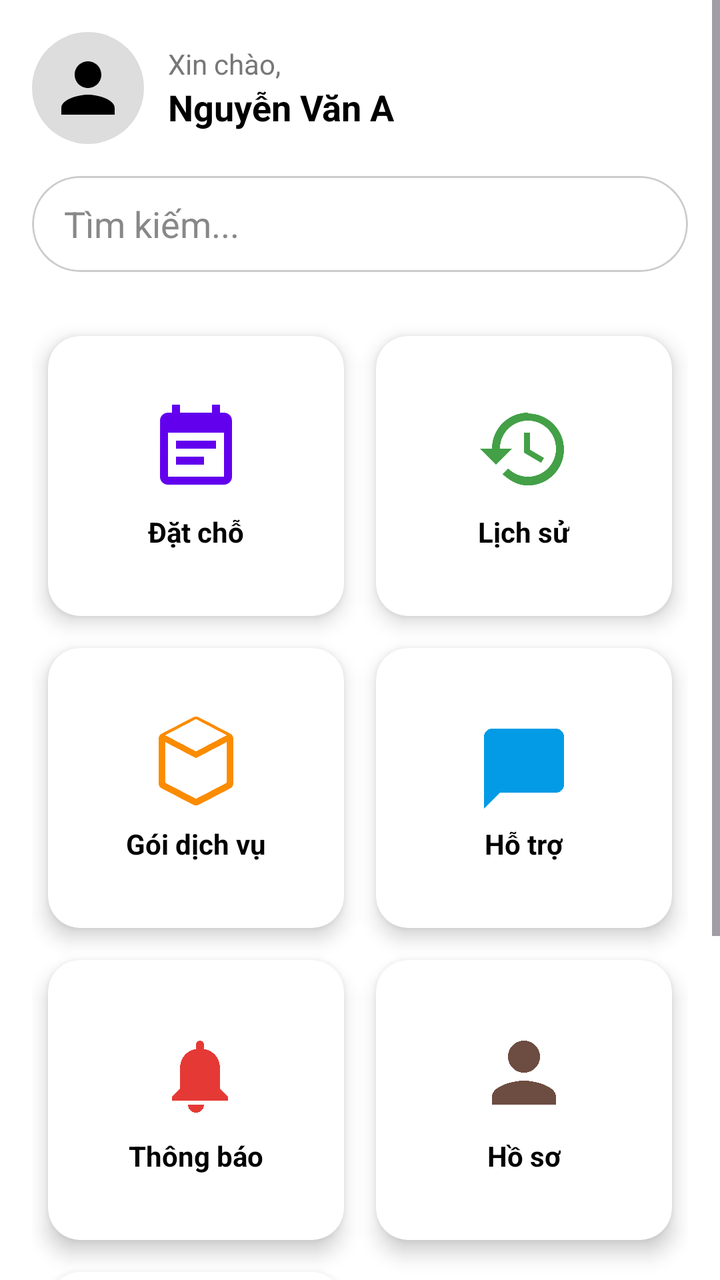
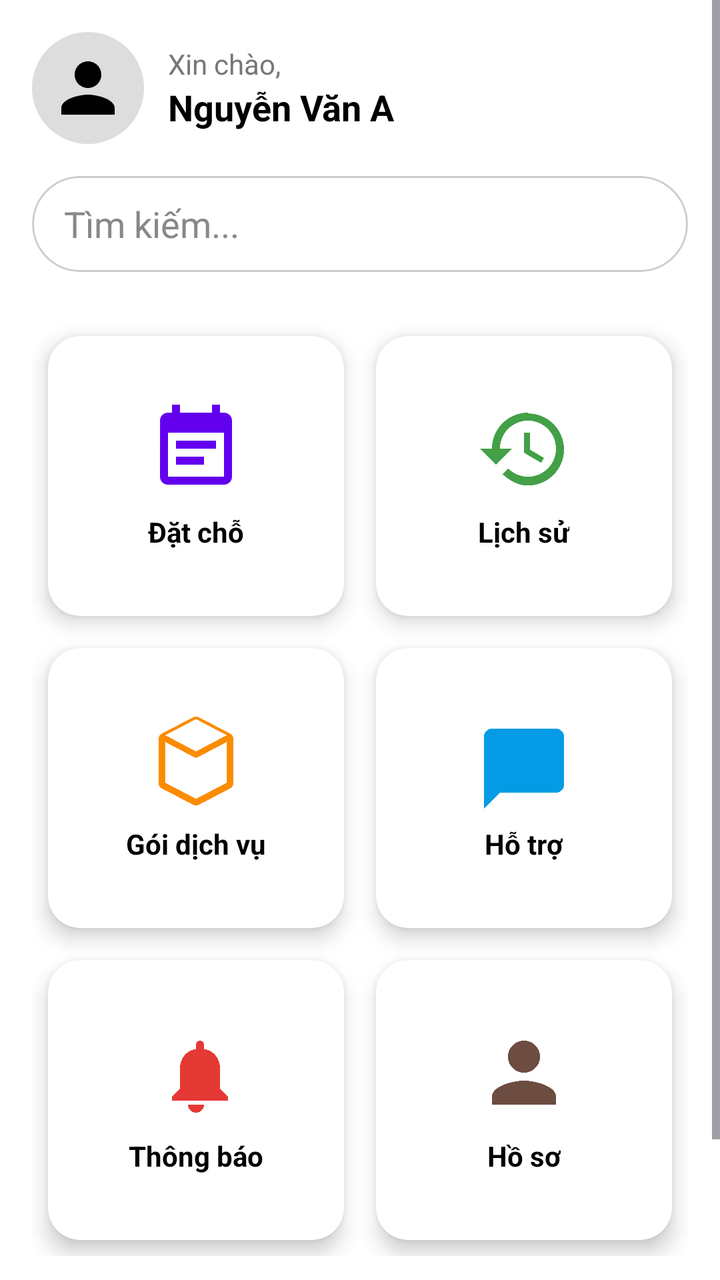

Compare the two renders of this Android layout. The source of the first and the diff that turns it into the second are given below.
<!-- AndroidManifest.xml: application theme Theme.AndroidBookingApplicationProject -->
<!-- res/layout/activity_main.xml -->
<?xml version="1.0" encoding="utf-8"?>
<ScrollView xmlns:android="http://schemas.android.com/apk/res/android"
    xmlns:app="http://schemas.android.com/apk/res-auto"
    android:layout_width="match_parent"
    android:layout_height="match_parent"
    android:background="#FFFF">

    <LinearLayout
        android:layout_width="match_parent"
        android:layout_height="wrap_content"
        android:orientation="vertical"
        android:padding="16dp">

        
        <LinearLayout
            android:layout_width="match_parent"
            android:layout_height="wrap_content"
            android:orientation="horizontal"
            android:gravity="center_vertical"
            android:layout_marginBottom="16dp">

            <ImageView
                android:layout_width="56dp"
                android:layout_height="56dp"
                android:src="@drawable/ic_avatar"
                android:background="@drawable/bg_circle_gray"
                android:padding="8dp"
                android:layout_marginEnd="12dp" />

            <LinearLayout
                android:layout_width="0dp"
                android:layout_weight="1"
                android:layout_height="wrap_content"
                android:orientation="vertical">

                <TextView
                    android:layout_width="wrap_content"
                    android:layout_height="wrap_content"
                    android:text="Xin chào,"
                    android:textSize="14sp"
                    android:textColor="#777" />

                <TextView
                    android:id="@+id/tvStaffName"
                    android:layout_width="wrap_content"
                    android:layout_height="wrap_content"
                    android:text="Nguyễn Văn A"
                    android:textSize="18sp"
                    android:textStyle="bold"
                    android:textColor="#000" />
            </LinearLayout>
        </LinearLayout>

        
        <com.google.android.material.card.MaterialCardView
            android:layout_width="match_parent"
            android:layout_height="48dp"
            android:layout_marginBottom="24dp"
            app:cardCornerRadius="24dp"
            app:cardElevation="0dp"
            app:cardBackgroundColor="#FFFFFF"
            app:strokeColor="#CCCCCC"
            app:strokeWidth="1dp">

            <EditText
                android:layout_width="match_parent"
                android:layout_height="match_parent"
                android:hint="Tìm kiếm..."
                android:background="@android:color/transparent"
                android:paddingHorizontal="16dp"
                android:inputType="text"
                android:textColor="#000"
                android:textColorHint="#888888"/>
        </com.google.android.material.card.MaterialCardView>



        
        <GridLayout
            android:layout_width="match_parent"
            android:layout_height="wrap_content"
            android:columnCount="2"
            android:useDefaultMargins="true"
            android:alignmentMode="alignMargins">

            
            
            <androidx.cardview.widget.CardView
                android:layout_width="0dp"
                android:layout_height="140dp"
                android:layout_columnWeight="1"
                android:layout_margin="8dp"
                app:cardCornerRadius="16dp"
                app:cardElevation="6dp">

                <LinearLayout
                    android:layout_width="match_parent"
                    android:layout_height="match_parent"
                    android:orientation="vertical"
                    android:gravity="center">

                    <ImageView
                        android:layout_width="48dp"
                        android:layout_height="48dp"
                        android:src="@drawable/ic_booking"
                        app:tint="#6200EE" />

                    <TextView
                        android:layout_width="wrap_content"
                        android:layout_height="wrap_content"
                        android:text="Đặt chỗ"
                        android:textSize="14sp"
                        android:textStyle="bold"
                        android:layout_marginTop="8dp"
                        android:textColor="#000" />
                </LinearLayout>
            </androidx.cardview.widget.CardView>

            
            <androidx.cardview.widget.CardView
                android:layout_width="0dp"
                android:layout_height="140dp"
                android:layout_columnWeight="1"
                android:layout_margin="8dp"
                app:cardCornerRadius="16dp"
                app:cardElevation="6dp">

                <LinearLayout
                    android:layout_width="match_parent"
                    android:layout_height="match_parent"
                    android:orientation="vertical"
                    android:gravity="center">

                    <ImageView
                        android:layout_width="48dp"
                        android:layout_height="48dp"
                        android:src="@drawable/ic_history"
                        app:tint="#43A047" />

                    <TextView
                        android:layout_width="wrap_content"
                        android:layout_height="wrap_content"
                        android:text="Lịch sử"
                        android:textSize="14sp"
                        android:textStyle="bold"
                        android:layout_marginTop="8dp"
                        android:textColor="#000" />
                </LinearLayout>
            </androidx.cardview.widget.CardView>

            
            <androidx.cardview.widget.CardView
                android:layout_width="0dp"
                android:layout_height="140dp"
                android:layout_columnWeight="1"
                android:layout_margin="8dp"
                app:cardCornerRadius="16dp"
                app:cardElevation="6dp">

                <LinearLayout
                    android:layout_width="match_parent"
                    android:layout_height="match_parent"
                    android:orientation="vertical"
                    android:gravity="center">

                    <ImageView
                        android:layout_width="48dp"
                        android:layout_height="48dp"
                        android:src="@drawable/ic_packages"
                        app:tint="#FB8C00" />

                    <TextView
                        android:layout_width="wrap_content"
                        android:layout_height="wrap_content"
                        android:text="Gói dịch vụ"
                        android:textSize="14sp"
                        android:textStyle="bold"
                        android:layout_marginTop="8dp"
                        android:textColor="#000" />
                </LinearLayout>
            </androidx.cardview.widget.CardView>

            
            <androidx.cardview.widget.CardView
                android:layout_width="0dp"
                android:layout_height="140dp"
                android:layout_columnWeight="1"
                android:layout_margin="8dp"
                app:cardCornerRadius="16dp"
                app:cardElevation="6dp">

                <LinearLayout
                    android:layout_width="match_parent"
                    android:layout_height="match_parent"
                    android:orientation="vertical"
                    android:gravity="center">

                    <ImageView
                        android:layout_width="48dp"
                        android:layout_height="48dp"
                        android:src="@drawable/ic_chat"
                        app:tint="#039BE5" />

                    <TextView
                        android:layout_width="wrap_content"
                        android:layout_height="wrap_content"
                        android:text="Hỗ trợ"
                        android:textSize="14sp"
                        android:textStyle="bold"
                        android:layout_marginTop="8dp"
                        android:textColor="#000" />
                </LinearLayout>
            </androidx.cardview.widget.CardView>

            
            <androidx.cardview.widget.CardView
                android:layout_width="0dp"
                android:layout_height="140dp"
                android:layout_columnWeight="1"
                android:layout_margin="8dp"
                app:cardCornerRadius="16dp"
                app:cardElevation="6dp">

                <LinearLayout
                    android:layout_width="match_parent"
                    android:layout_height="match_parent"
                    android:orientation="vertical"
                    android:gravity="center">

                    <ImageView
                        android:layout_width="48dp"
                        android:layout_height="48dp"
                        android:src="@drawable/ic_notifications"
                        app:tint="#E53935" />

                    <TextView
                        android:layout_width="wrap_content"
                        android:layout_height="wrap_content"
                        android:text="Thông báo"
                        android:textSize="14sp"
                        android:textStyle="bold"
                        android:layout_marginTop="8dp"
                        android:textColor="#000" />
                </LinearLayout>
            </androidx.cardview.widget.CardView>

            
            <androidx.cardview.widget.CardView
                android:layout_width="0dp"
                android:layout_height="140dp"
                android:layout_columnWeight="1"
                android:layout_margin="8dp"
                app:cardCornerRadius="16dp"
                app:cardElevation="6dp">

                <LinearLayout
                    android:layout_width="match_parent"
                    android:layout_height="match_parent"
                    android:orientation="vertical"
                    android:gravity="center">

                    <ImageView
                        android:layout_width="48dp"
                        android:layout_height="48dp"
                        android:src="@drawable/ic_profile"
                        app:tint="#6D4C41" />

                    <TextView
                        android:layout_width="wrap_content"
                        android:layout_height="wrap_content"
                        android:text="Hồ sơ"
                        android:textSize="14sp"
                        android:textStyle="bold"
                        android:layout_marginTop="8dp"
                        android:textColor="#000" />
                </LinearLayout>
            </androidx.cardview.widget.CardView>

            
            <androidx.cardview.widget.CardView
                android:id="@+id/cardCart"
                android:layout_width="0dp"
                android:layout_height="140dp"
                android:layout_columnWeight="1"
                android:layout_margin="8dp"
                app:cardCornerRadius="16dp"
                app:cardElevation="6dp">

                <LinearLayout
                    android:layout_width="match_parent"
                    android:layout_height="match_parent"
                    android:orientation="vertical"
                    android:gravity="center">

                    <ImageView
                        android:layout_width="48dp"
                        android:layout_height="48dp"
                        android:src="@drawable/ic_cart"
                        app:tint="#9C27B0" />

                    <TextView
                        android:layout_width="wrap_content"
                        android:layout_height="wrap_content"
                        android:text="Giỏ hàng"
                        android:textSize="14sp"
                        android:textStyle="bold"
                        android:layout_marginTop="8dp"
                        android:textColor="#000" />
                </LinearLayout>
            </androidx.cardview.widget.CardView>
        </GridLayout>

        
        <Button
            android:id="@+id/btnLogout"
            android:layout_width="match_parent"
            android:layout_height="wrap_content"
            android:text="🚪 Đăng xuất"
            android:textAllCaps="false"
            android:layout_marginTop="24dp"
            android:backgroundTint="@android:color/holo_red_dark"
            android:textColor="@android:color/white"
            app:icon="@drawable/ic_logout"
            app:iconTint="@android:color/white"
            android:padding="12dp"/>
    </LinearLayout>
</ScrollView>
<!-- resources referenced by this layout -->
<resources>
  <!-- drawable bg_circle_gray (drawable) -->
  <shape xmlns:android="http://schemas.android.com/apk/res/android"
      android:shape="oval">
      <solid android:color="#DDDDDD" />
      <size
          android:width="56dp"
          android:height="56dp" />
  </shape>
  <!-- drawable ic_avatar (drawable) -->
  <vector xmlns:android="http://schemas.android.com/apk/res/android"
      android:width="24dp"
      android:height="24dp"
      android:viewportWidth="24.0"
      android:viewportHeight="24.0">
      <path
          android:fillColor="#FF000000"
          android:pathData="M12,12c2.21,0 4,-1.79 4,-4s-1.79,-4 -4,-4 -4,1.79 -4,4 1.79,4 4,4zm0,2c-2.67,0 -8,1.34 -8,4v2h16v-2c0,-2.66 -5.33,-4 -8,-4z"/>
  </vector>
  <!-- drawable ic_cart (drawable) -->
  <vector xmlns:android="http://schemas.android.com/apk/res/android"
      android:width="24dp" android:height="24dp" android:viewportWidth="24"
      android:viewportHeight="24">
      <path
          android:fillColor="#FF000000"
          android:pathData="M7,18c-1.1,0 -1.99,0.9 -1.99,2s0.89,2 1.99,2 2,-0.9 2,-2 -0.9,-2 -2,-2zm10,0c-1.1,0 -1.99,0.9 -1.99,2s0.89,2 1.99,2 2,-0.9 2,-2 -0.9,-2 -2,-2zM7.16,14.26L7.72,13h8.31c0.75,0 1.41,-0.41 1.75,-1.03l3.58,-6.49 -1.73,-1C19.4,4.16 18.75,4 18.06,4H5.21L4.27,2H1v2h2l3.6,7.59 -1.35,2.45c-0.16,0.28 -0.25,0.61 -0.25,0.96 0,1.1 0.9,2 2,2h12v-2H7.42c-0.14,0 -0.25,-0.11 -0.25,-0.25 0,-0.04 0.01,-0.09 0.03,-0.14z" />
  </vector>
  <!-- drawable ic_chat (drawable) -->
  <vector xmlns:android="http://schemas.android.com/apk/res/android"
      android:width="24dp" android:height="24dp"
      android:viewportWidth="24" android:viewportHeight="24">
      <path
          android:fillColor="#FF000000"
          android:pathData="M4,4h16c1.1,0 2,0.9 2,2v12c0,1.1 -0.9,2 -2,2H6l-4,4V6c0,-1.1 0.9,-2 2,-2z"/>
  </vector>
  <!-- drawable ic_history (drawable) -->
  <vector xmlns:android="http://schemas.android.com/apk/res/android"
      android:width="24dp" android:height="24dp"
      android:viewportWidth="24" android:viewportHeight="24">
      <path
          android:fillColor="#FF000000"
          android:pathData="M13,3c-4.97,0 -9,4.03 -9,9H1l4,4 4,-4H6c0,-3.87 3.13,-7 7,-7s7,3.13 7,7 -3.13,7 -7,7c-1.93,0 -3.68,-0.79 -4.95,-2.05l-1.42,1.42C8.82,20.32 10.79,21.2 13,21.2c4.97,0 9,-4.03 9,-9s-4.03,-9 -9,-9zM12,8v5l4.28,2.54 0.72,-1.21 -3.5,-2.08V8h-1.5z"/>
  </vector>
  <!-- drawable ic_logout (drawable) -->
  <vector xmlns:android="http://schemas.android.com/apk/res/android"
      android:width="24dp" android:height="24dp"
      android:viewportWidth="24" android:viewportHeight="24">
      <path
          android:fillColor="#FF000000"
          android:pathData="M13,3c-0.55,0 -1,0.45 -1,1v4h2V5.41l3.29,3.3 1.42,-1.42L14.41,4H16V3h-3zM5,7v10h14v-2h-2v2H7V7h10v2h2V7c0,-1.1 -0.9,-2 -2,-2H7c-1.1,0 -2,0.9 -2,2z"/>
  </vector>
  <!-- drawable ic_notifications (drawable) -->
  <vector xmlns:android="http://schemas.android.com/apk/res/android"
      android:width="24dp" android:height="24dp"
      android:viewportWidth="24" android:viewportHeight="24">
      <path
          android:fillColor="#FF000000"
          android:pathData="M12,22c1.1,0 2,-0.9 2,-2h-4c0,1.1 0.9,2 2,2zM18,16v-5c0,-2.48 -1.51,-4.5 -4,-4.9V5c0,-0.55 -0.45,-1 -1,-1s-1,0.45 -1,1v1.1c-2.49,0.4 -4,2.42 -4,4.9v5l-2,2v1h14v-1l-2,-2z"/>
  </vector>
  <!-- drawable ic_profile (drawable) -->
  <vector xmlns:android="http://schemas.android.com/apk/res/android"
      android:width="24dp" android:height="24dp"
      android:viewportWidth="24" android:viewportHeight="24">
      <path
          android:fillColor="#FF000000"
          android:pathData="M12,12c2.21,0 4,-1.79 4,-4s-1.79,-4 -4,-4 -4,1.79 -4,4 1.79,4 4,4zM12,14c-2.67,0 -8,1.34 -8,4v2h16v-2c0,-2.66 -5.33,-4 -8,-4z"/>
  </vector>
  <style name="Theme.AndroidBookingApplicationProject" parent="Base.Theme.AndroidBookingApplicationProject" />
  <style name="Base.Theme.AndroidBookingApplicationProject" parent="Theme.Material3.DayNight.NoActionBar">
          
          
      </style>
  <!-- unchanged entries left out for length: 2 -->
</resources>

<!-- the commit's change to res/layout/activity_main.xml (unified diff, before → after) -->
@@ -277,37 +277,7 @@
             </androidx.cardview.widget.CardView>
 
             
-            <androidx.cardview.widget.CardView
-                android:id="@+id/cardCart"
-                android:layout_width="0dp"
-                android:layout_height="140dp"
-                android:layout_columnWeight="1"
-                android:layout_margin="8dp"
-                app:cardCornerRadius="16dp"
-                app:cardElevation="6dp">
-
-                <LinearLayout
-                    android:layout_width="match_parent"
-                    android:layout_height="match_parent"
-                    android:orientation="vertical"
-                    android:gravity="center">
-
-                    <ImageView
-                        android:layout_width="48dp"
-                        android:layout_height="48dp"
-                        android:src="@drawable/ic_cart"
-                        app:tint="#9C27B0" />
-
-                    <TextView
-                        android:layout_width="wrap_content"
-                        android:layout_height="wrap_content"
-                        android:text="Giỏ hàng"
-                        android:textSize="14sp"
-                        android:textStyle="bold"
-                        android:layout_marginTop="8dp"
-                        android:textColor="#000" />
-                </LinearLayout>
-            </androidx.cardview.widget.CardView>
+
         </GridLayout>
 
         
<!-- resource entries referenced after the edit -->
@@ -17,14 +17,6 @@
       <path
           android:fillColor="#FF000000"
           android:pathData="M12,12c2.21,0 4,-1.79 4,-4s-1.79,-4 -4,-4 -4,1.79 -4,4 1.79,4 4,4zm0,2c-2.67,0 -8,1.34 -8,4v2h16v-2c0,-2.66 -5.33,-4 -8,-4z"/>
-  </vector>
-  <!-- drawable ic_cart (drawable) -->
-  <vector xmlns:android="http://schemas.android.com/apk/res/android"
-      android:width="24dp" android:height="24dp" android:viewportWidth="24"
-      android:viewportHeight="24">
-      <path
-          android:fillColor="#FF000000"
-          android:pathData="M7,18c-1.1,0 -1.99,0.9 -1.99,2s0.89,2 1.99,2 2,-0.9 2,-2 -0.9,-2 -2,-2zm10,0c-1.1,0 -1.99,0.9 -1.99,2s0.89,2 1.99,2 2,-0.9 2,-2 -0.9,-2 -2,-2zM7.16,14.26L7.72,13h8.31c0.75,0 1.41,-0.41 1.75,-1.03l3.58,-6.49 -1.73,-1C19.4,4.16 18.75,4 18.06,4H5.21L4.27,2H1v2h2l3.6,7.59 -1.35,2.45c-0.16,0.28 -0.25,0.61 -0.25,0.96 0,1.1 0.9,2 2,2h12v-2H7.42c-0.14,0 -0.25,-0.11 -0.25,-0.25 0,-0.04 0.01,-0.09 0.03,-0.14z" />
   </vector>
   <!-- drawable ic_chat (drawable) -->
   <vector xmlns:android="http://schemas.android.com/apk/res/android"
